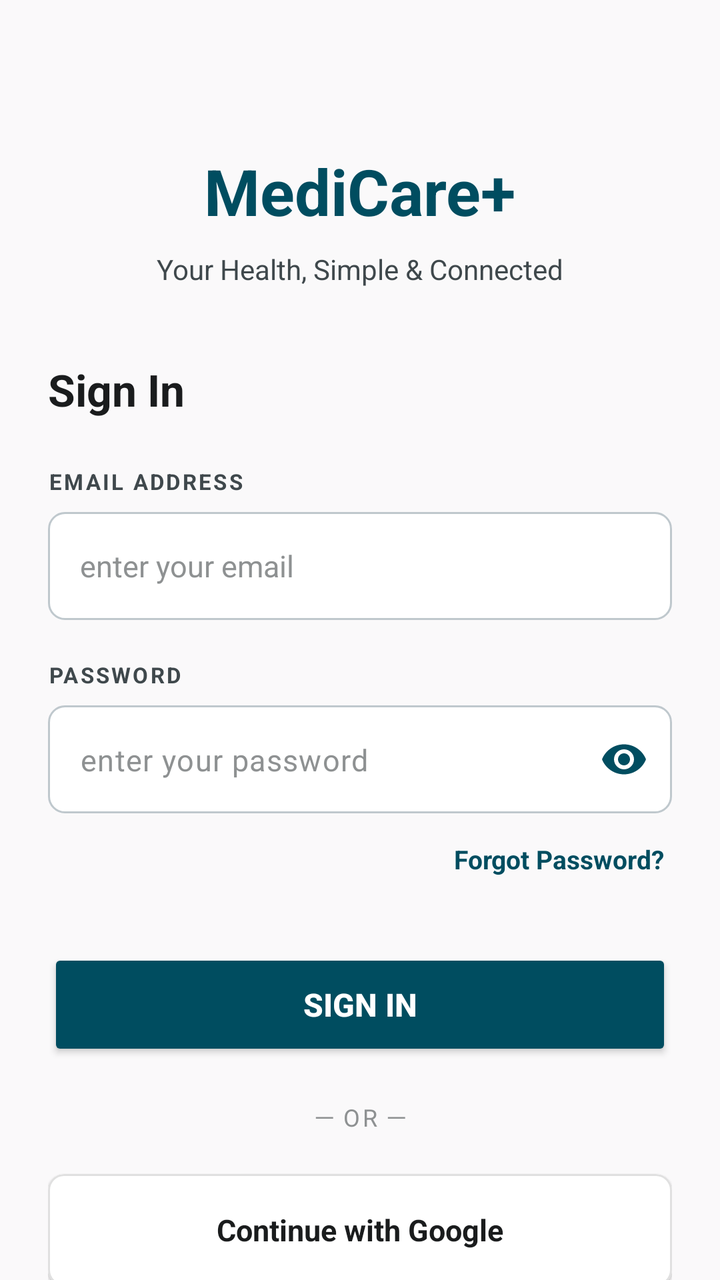
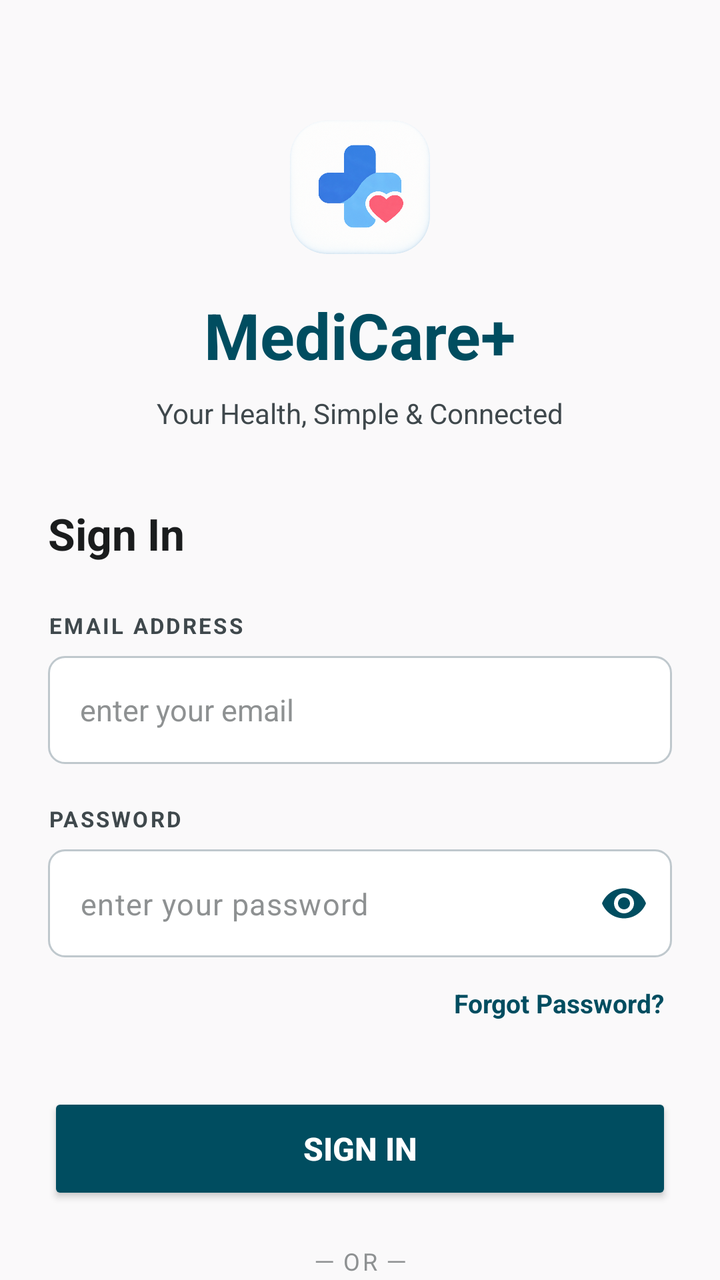

The first picture is an Android layout as it rendered before a commit; the second is the same layout after the commit. The layout source and the unified diff follow.
<!-- AndroidManifest.xml: activity theme Theme.Medicare -->
<!-- res/layout/activity_login.xml -->
<?xml version="1.0" encoding="utf-8"?>
<androidx.constraintlayout.widget.ConstraintLayout xmlns:android="http://schemas.android.com/apk/res/android"
    xmlns:app="http://schemas.android.com/apk/res-auto"
    xmlns:tools="http://schemas.android.com/tools"
    android:layout_width="match_parent"
    android:layout_height="match_parent"
    android:background="@color/background">

    <androidx.core.widget.NestedScrollView
        android:layout_width="match_parent"
        android:layout_height="match_parent"
        android:fillViewport="true">

        <androidx.constraintlayout.widget.ConstraintLayout
            android:layout_width="match_parent"
            android:layout_height="wrap_content"
            android:padding="24dp">

            
            <TextView
                android:id="@+id/txt_app_title"
                android:layout_width="wrap_content"
                android:layout_height="wrap_content"
                android:text="MediCare+"
                android:textSize="32sp"
                android:textStyle="bold"
                android:textColor="@color/primary"
                android:layout_marginTop="50dp"
                app:layout_constraintLeft_toLeftOf="parent"
                app:layout_constraintRight_toRightOf="parent"
                app:layout_constraintTop_toTopOf="parent" />

            <TextView
                android:id="@+id/txt_subtitle"
                android:layout_width="wrap_content"
                android:layout_height="wrap_content"
                android:text="Your Health, Simple &amp; Connected"
                android:textSize="14sp"
                android:textColor="@color/text_secondary"
                android:layout_marginTop="8dp"
                app:layout_constraintLeft_toLeftOf="parent"
                app:layout_constraintRight_toRightOf="parent"
                app:layout_constraintTop_toBottomOf="@id/txt_app_title" />

            
            <TextView
                android:id="@+id/lbl_login_title"
                android:layout_width="wrap_content"
                android:layout_height="wrap_content"
                android:text="Sign In"
                android:textSize="22sp"
                android:textStyle="bold"
                android:textColor="@color/text_primary"
                android:layout_marginTop="36dp"
                app:layout_constraintLeft_toLeftOf="parent"
                app:layout_constraintTop_toBottomOf="@id/txt_subtitle" />

            
            <TextView
                android:id="@+id/lbl_login_email"
                android:layout_width="wrap_content"
                android:layout_height="wrap_content"
                android:text="EMAIL ADDRESS"
                android:textSize="11sp"
                android:textStyle="bold"
                android:textColor="@color/text_secondary"
                android:letterSpacing="0.1"
                android:layout_marginTop="24dp"
                app:layout_constraintLeft_toLeftOf="parent"
                app:layout_constraintTop_toBottomOf="@id/lbl_login_title" />

            <EditText
                android:id="@+id/input_login_email"
                android:layout_width="match_parent"
                android:layout_height="54dp"
                android:layout_marginTop="8dp"
                android:hint="enter your email"
                android:textColorHint="@color/neutral_gray"
                android:textColor="@color/text_primary"
                android:background="@drawable/bg_input_selector"
                android:paddingStart="16dp"
                android:paddingEnd="16dp"
                android:textSize="15sp"
                android:inputType="textEmailAddress"
                android:maxLines="1"
                app:layout_constraintTop_toBottomOf="@id/lbl_login_email" />

            
            <TextView
                android:id="@+id/lbl_login_password"
                android:layout_width="wrap_content"
                android:layout_height="wrap_content"
                android:text="PASSWORD"
                android:textSize="11sp"
                android:textStyle="bold"
                android:textColor="@color/text_secondary"
                android:letterSpacing="0.1"
                android:layout_marginTop="20dp"
                app:layout_constraintLeft_toLeftOf="parent"
                app:layout_constraintTop_toBottomOf="@id/input_login_email" />

            <com.google.android.material.textfield.TextInputLayout
                android:id="@+id/layout_login_password"
                android:layout_width="match_parent"
                android:layout_height="wrap_content"
                android:layout_marginTop="8dp"
                app:hintEnabled="false"
                app:passwordToggleEnabled="true"
                app:passwordToggleTint="@color/primary"
                app:layout_constraintTop_toBottomOf="@id/lbl_login_password">

                <EditText
                    android:id="@+id/input_login_password"
                    android:layout_width="match_parent"
                    android:layout_height="54dp"
                    android:hint="enter your password"
                    android:textColorHint="@color/neutral_gray"
                    android:textColor="@color/text_primary"
                    android:background="@drawable/bg_input_selector"
                    android:paddingStart="16dp"
                    android:paddingEnd="48dp"
                    android:textSize="15sp"
                    android:inputType="textPassword"
                    android:maxLines="1" />
            </com.google.android.material.textfield.TextInputLayout>

            
            <TextView
                android:id="@+id/btn_forgot_password"
                android:layout_width="wrap_content"
                android:layout_height="wrap_content"
                android:text="Forgot Password?"
                android:textSize="13sp"
                android:textColor="@color/primary"
                android:textStyle="bold"
                android:layout_marginTop="10dp"
                android:padding="4dp"
                app:layout_constraintRight_toRightOf="parent"
                app:layout_constraintTop_toBottomOf="@id/layout_login_password" />

            
            <Button
                android:id="@+id/btn_login_submit"
                android:layout_width="match_parent"
                android:layout_height="56dp"
                android:layout_marginTop="32dp"
                android:text="Sign In"
                android:textColor="@color/white"
                android:textSize="16sp"
                android:textStyle="bold"
                app:backgroundTint="@color/primary"
                app:cornerRadius="8dp"
                app:layout_constraintTop_toBottomOf="@id/btn_forgot_password" />

            
            <TextView
                android:id="@+id/txt_or"
                android:layout_width="wrap_content"
                android:layout_height="wrap_content"
                android:text="─ OR ─"
                android:textColor="@color/neutral_gray"
                android:textSize="12sp"
                android:letterSpacing="0.1"
                android:layout_marginTop="20dp"
                app:layout_constraintLeft_toLeftOf="parent"
                app:layout_constraintRight_toRightOf="parent"
                app:layout_constraintTop_toBottomOf="@id/btn_login_submit"/>

            
            <com.google.android.material.card.MaterialCardView
                android:id="@+id/btn_google_signin"
                android:layout_width="match_parent"
                android:layout_height="56dp"
                android:layout_marginTop="20dp"
                app:cardCornerRadius="8dp"
                app:cardElevation="1dp"
                app:strokeWidth="1dp"
                app:strokeColor="@color/divider"
                app:cardBackgroundColor="@color/white"
                app:layout_constraintTop_toBottomOf="@id/txt_or">

                <LinearLayout
                    android:layout_width="wrap_content"
                    android:layout_height="wrap_content"
                    android:layout_gravity="center"
                    android:orientation="horizontal"
                    android:gravity="center">

                    <TextView
                        android:layout_width="wrap_content"
                        android:layout_height="wrap_content"
                        android:text="Continue with Google"
                        android:textColor="@color/text_primary"
                        android:textSize="15sp"
                        android:textStyle="bold" />
                </LinearLayout>
            </com.google.android.material.card.MaterialCardView>

            
            <TextView
                android:id="@+id/btn_goto_register"
                android:layout_width="wrap_content"
                android:layout_height="wrap_content"
                android:text="Don't have an account? Sign Up"
                android:textSize="14sp"
                android:textColor="@color/primary"
                android:textStyle="bold"
                android:layout_marginTop="24dp"
                android:padding="8dp"
                app:layout_constraintLeft_toLeftOf="parent"
                app:layout_constraintRight_toRightOf="parent"
                app:layout_constraintTop_toBottomOf="@id/btn_google_signin" />

            <ProgressBar
                android:id="@+id/progress_login"
                android:layout_width="wrap_content"
                android:layout_height="wrap_content"
                android:visibility="gone"
                android:indeterminateTint="@color/primary"
                app:layout_constraintLeft_toLeftOf="parent"
                app:layout_constraintRight_toRightOf="parent"
                app:layout_constraintTop_toTopOf="parent"
                app:layout_constraintBottom_toBottomOf="parent"/>

        </androidx.constraintlayout.widget.ConstraintLayout>
    </androidx.core.widget.NestedScrollView>

</androidx.constraintlayout.widget.ConstraintLayout>
<!-- resources referenced by this layout -->
<resources>
  <color name="background">#faf9fa</color>
  <color name="divider">#e0e0e0</color>
  <color name="neutral_gray">#8e9192</color>
  <color name="primary">#004d60</color>
  <color name="text_primary">#1a1c1d</color>
  <color name="text_secondary">#3f484c</color>
  <color name="white">#ffffff</color>
  <!-- drawable bg_input_selector (drawable) -->
  <?xml version="1.0" encoding="utf-8"?>
  <selector xmlns:android="http://schemas.android.com/apk/res/android">
      <item android:state_focused="true" android:drawable="@drawable/bg_input_focused" />
      <item android:drawable="@drawable/bg_input_default" />
  </selector>
  <style name="Theme.Medicare" parent="Theme.Material3.DayNight.NoActionBar">
  
          <item name="colorPrimary">@color/primary</item>
          <item name="colorPrimaryContainer">@color/primary_dark</item>
  
          <item name="android:statusBarColor">@color/primary_dark</item>
  
          <item name="android:windowBackground">@color/background</item>
  
      </style>
  <!-- drawable bg_input_focused (drawable) -->
  <?xml version="1.0" encoding="utf-8"?>
  <shape xmlns:android="http://schemas.android.com/apk/res/android"
      android:shape="rectangle">
      <solid android:color="@color/white" />
      <stroke
          android:width="2dp"
          android:color="@color/primary" />
      <corners android:radius="8dp" />
  </shape>
  <!-- drawable bg_input_default (drawable) -->
  <?xml version="1.0" encoding="utf-8"?>
  <shape xmlns:android="http://schemas.android.com/apk/res/android"
      android:shape="rectangle">
      <solid android:color="@color/white" />
      <stroke
          android:width="1dp"
          android:color="#BFC8CD" />
      <corners android:radius="8dp" />
  </shape>
  <color name="primary_dark">#003745</color>
</resources>

<!-- the commit's change to res/layout/activity_login.xml (unified diff, before → after) -->
@@ -17,6 +17,18 @@
             android:padding="24dp">
 
             
+            <ImageView
+                android:id="@+id/img_login_logo"
+                android:layout_width="80dp"
+                android:layout_height="80dp"
+                android:src="@drawable/medicare_logo"
+                android:contentDescription="Medicare Logo"
+                android:layout_marginTop="30dp"
+                app:layout_constraintLeft_toLeftOf="parent"
+                app:layout_constraintRight_toRightOf="parent"
+                app:layout_constraintTop_toTopOf="parent" />
+
+            
             <TextView
                 android:id="@+id/txt_app_title"
                 android:layout_width="wrap_content"
@@ -25,10 +37,10 @@
                 android:textSize="32sp"
                 android:textStyle="bold"
                 android:textColor="@color/primary"
-                android:layout_marginTop="50dp"
-                app:layout_constraintLeft_toLeftOf="parent"
-                app:layout_constraintRight_toRightOf="parent"
-                app:layout_constraintTop_toTopOf="parent" />
+                android:layout_marginTop="12dp"
+                app:layout_constraintLeft_toLeftOf="parent"
+                app:layout_constraintRight_toRightOf="parent"
+                app:layout_constraintTop_toBottomOf="@id/img_login_logo" />
 
             <TextView
                 android:id="@+id/txt_subtitle"
<!-- resource entries referenced after the edit -->
@@ -13,6 +13,7 @@
       <item android:state_focused="true" android:drawable="@drawable/bg_input_focused" />
       <item android:drawable="@drawable/bg_input_default" />
   </selector>
+  <!-- drawable medicare_logo: png bitmap (drawable, 908467 bytes) -->
   <style name="Theme.Medicare" parent="Theme.Material3.DayNight.NoActionBar">
   
           <item name="colorPrimary">@color/primary</item>
